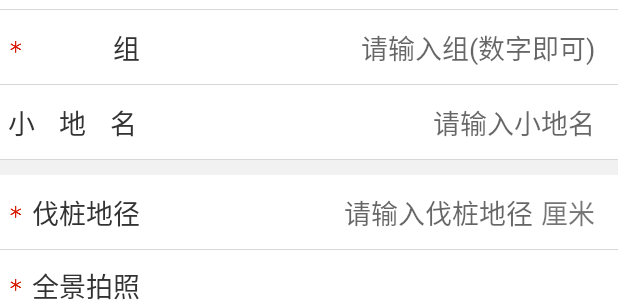
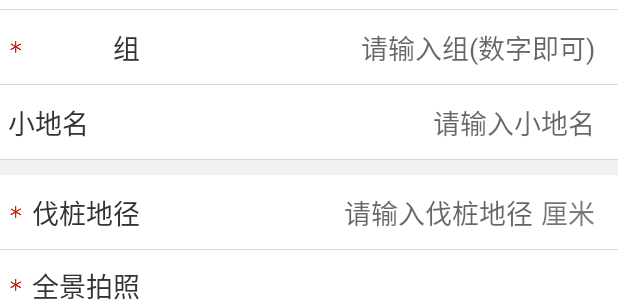
Before and after one commit to yulu1121/FarmProject, an Android app: the layout common_location.xml on its own in the app's theme, with its tools: preview values and no code run, on a phone screen of 412 x 824 dp. Shown: the part 215-517 px from the top of the screen. Run offline under Robolectric (Android 15) with nearby library versions, the phone set to English and light mode, and no system bars.

Commit message:
this is 20191125 change  fix

```diff
--- a/app/src/main/res/values/strings.xml
+++ b/app/src/main/res/values/strings.xml
@@ -5,7 +5,7 @@
     <string name="village">&#12288;&#12288;&#12288;村</string>
     <string name="group">&#12288;&#12288;&#12288;组</string>
     <string name="please_input_group_number">请输入组(数字即可)</string>
-    <string name="little_address">小&#160;&#160;&#160;&#160;地&#160;&#160;&#160;&#160;名</string>
+    <string name="little_address">小地名</string>
     <string name="limi">厘米</string>
     <string name="please_input_radius">请输入伐桩地径</string>
     <string name="radius">伐桩地径</string>
```
